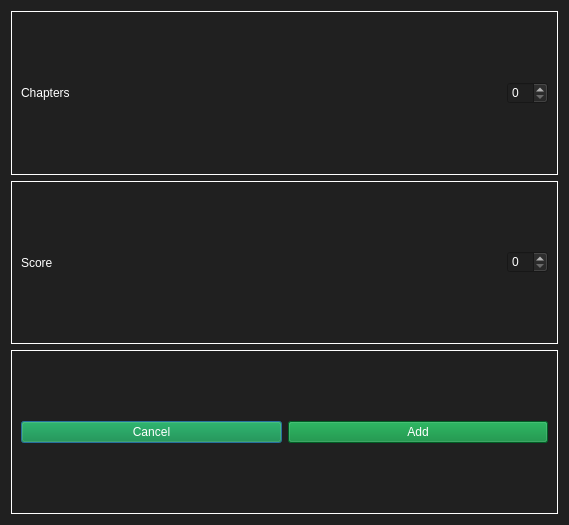
Old version of the form forms/rateManga.ui in the repository brandonzorn/Nlight.
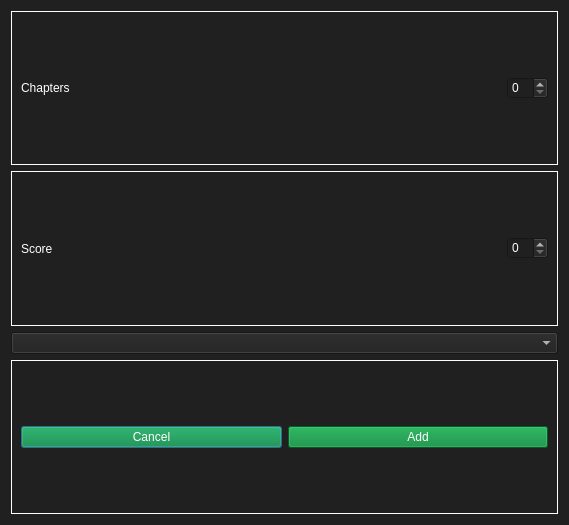
New version of the form.

Diff of the .ui file:
```diff
--- a/forms/rateManga.ui
+++ b/forms/rateManga.ui
@@ -95,6 +95,9 @@
      </layout>
     </widget>
    </item>
+   <item>
+    <widget class="QComboBox" name="lib_list"/>
+   </item>
    <item>
     <widget class="QFrame" name="frame_3">
      <property name="frameShape">
```
Left out of the diff: 8 changed lines with no effect on the pictures.
